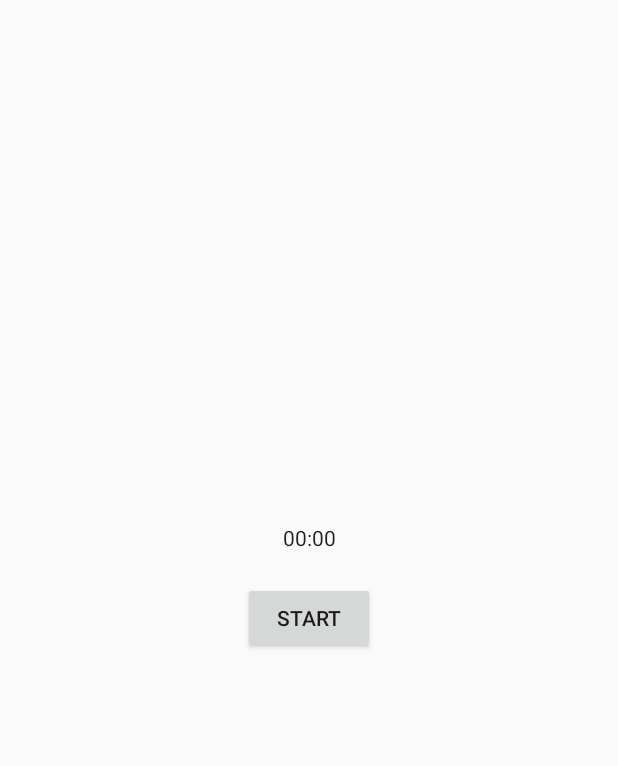
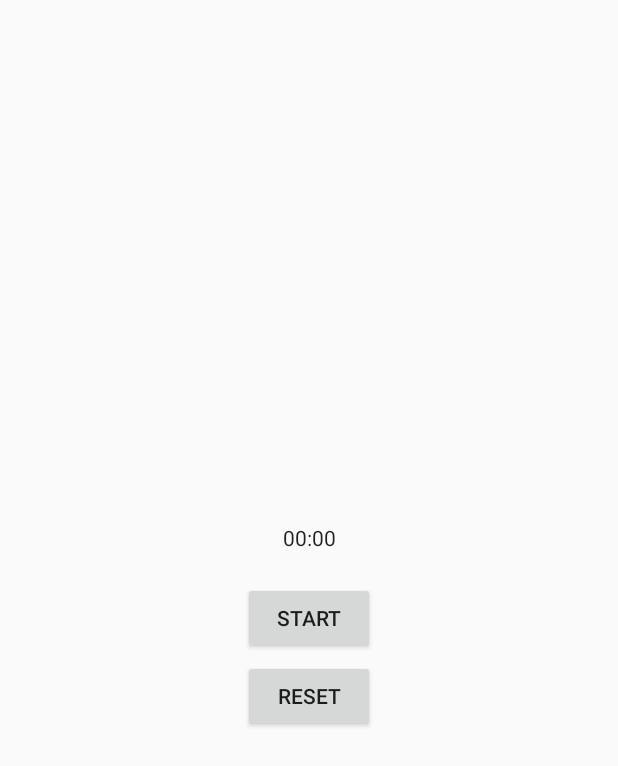
Before and after one commit to mordom01/Stopwatch, an Android app: the layout activity_main.xml on its own in the app's theme, with its tools: preview values and no code run, on a phone screen of 412 x 824 dp. Shown: the top 766 px of the screen. Run offline under Robolectric (Android 15) with nearby library versions, the phone set to English and light mode, and no system bars.

Commit message:
Working Buttons + Stopwatch Logic

```diff
--- a/app/src/main/res/layout/activity_main.xml
+++ b/app/src/main/res/layout/activity_main.xml
@@ -27,6 +27,31 @@
         app:layout_constraintStart_toStartOf="parent"
         app:layout_constraintTop_toTopOf="parent" />
 
+    <Button
+        android:id="@+id/button_main_pause"
+        android:layout_width="wrap_content"
+        android:layout_height="wrap_content"
+        android:layout_marginTop="408dp"
+        android:text="Pause"
+        app:layout_constraintBottom_toTopOf="@+id/button_main_reset"
+        app:layout_constraintEnd_toEndOf="parent"
+        app:layout_constraintHorizontal_bias="0.501"
+        app:layout_constraintStart_toStartOf="parent"
+        app:layout_constraintTop_toBottomOf="@+id/button_main_start"
+        app:layout_constraintVertical_bias="1.0"
+        tools:text="Pause" />
+
+    <Button
+        android:id="@+id/button_main_reset"
+        android:layout_width="wrap_content"
+        android:layout_height="wrap_content"
+        android:layout_marginTop="440dp"
+        android:text="Reset"
+        app:layout_constraintEnd_toEndOf="parent"
+        app:layout_constraintHorizontal_bias="0.501"
+        app:layout_constraintStart_toStartOf="parent"
+        app:layout_constraintTop_toTopOf="parent" />
+
 </androidx.constraintlayout.widget.ConstraintLayout>
 
 <!-- start tag -->
```
Also changed, not shown: app/src/main/java/com/example/stopwatch/MainActivity.kt (+30 -0 lines).
